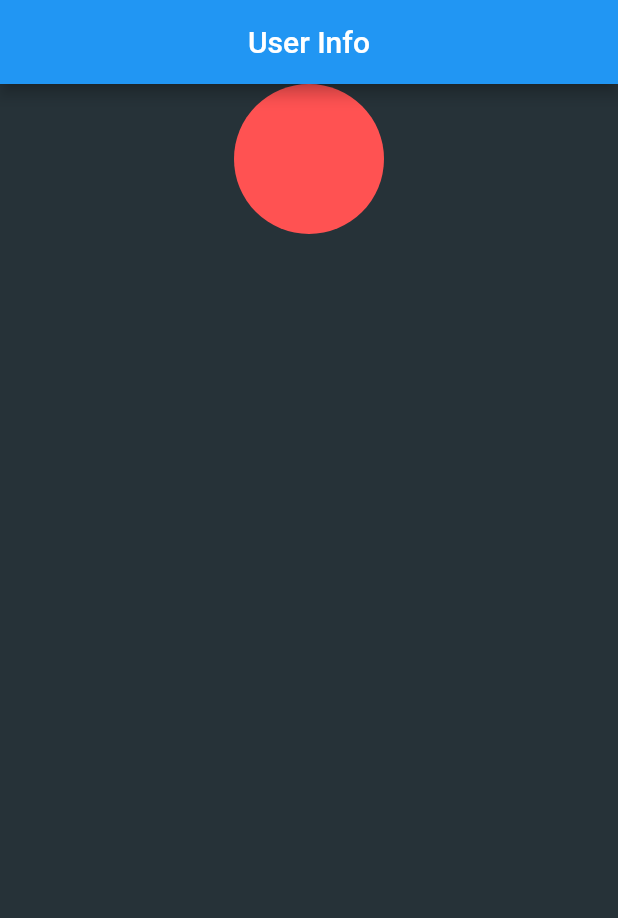
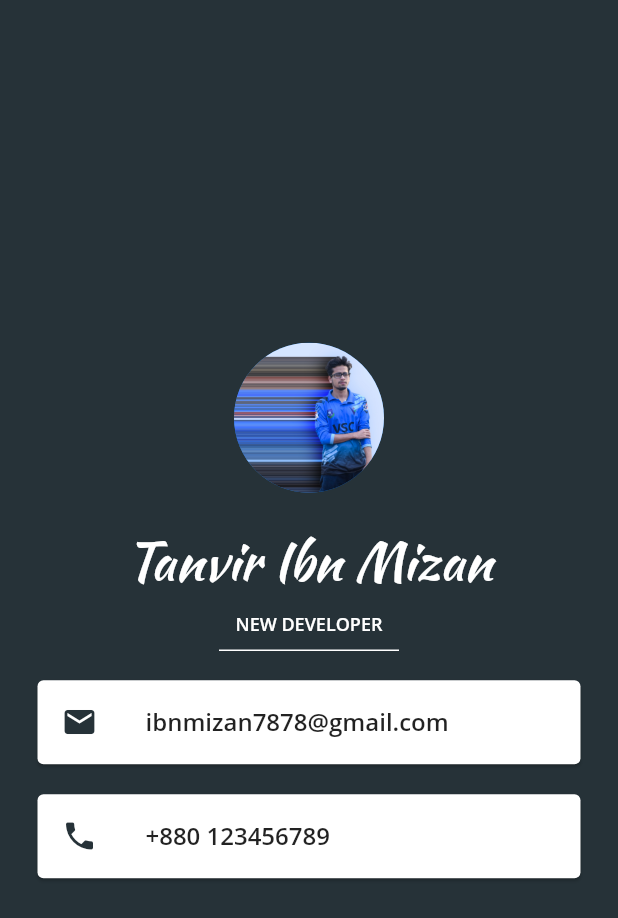
Before and after one commit to 7ANV1R/Learning001, a Flutter app: the screen it shows after launch, on a phone screen of 412 x 824 dp. Shown: the top 918 px of the screen. Run offline on Flutter 3.47's test engine with Material 2 defaults, Android fonts, the phone set to English and light mode, and no system bars.

Commit message:
profile apps v0.01

```diff
--- a/lib/main.dart
+++ b/lib/main.dart
@@ -11,24 +11,82 @@ class MyApp extends StatelessWidget {
       debugShowCheckedModeBanner: false,
       home: Scaffold(
         backgroundColor: Colors.blueGrey[900],
-          appBar: AppBar(
-            title: Center(
-                child: Text(
-              'User Info',
-            )),
-          ),
         body: SafeArea(
           child: Column(
+            mainAxisAlignment: MainAxisAlignment.center,
             children: [
-                Center(
-                  child: CircleAvatar(
+              CircleAvatar(
                 radius: 50.0,
-                    backgroundColor: Colors.redAccent,
+                backgroundImage: AssetImage('images/dp.jpg'),
+              ),
+              SizedBox(
+                height: 20.0,
+              ),
+              Text(
+                'Tanvir Ibn Mizan',
+                style: TextStyle(
+                  fontFamily: 'Ka',
+                  fontSize: 35.0,
+                  color: Colors.white,
+                ),
+              ),
+              SizedBox(
+                height: 8.0,
+              ),
+              Text(
+                'NEW DEVELOPER',
+                style: TextStyle(
+                  fontFamily: 'OpenSans',
+                  fontSize: 12.0,
+                  color: Colors.white,
+                ),
+              ),
+              SizedBox(
+                height: 20.0,
+                width: 120.0,
+                child: Divider(
+                  color: Colors.white,
+                  thickness: 1.0,
+                ),
+              ),
+              Card(
+                color: Colors.white,
+                margin: EdgeInsets.symmetric(vertical: 10.0, horizontal: 25.0),
+                child: ListTile(
+                  leading: Icon(
+                    Icons.email,
+                    color: Colors.blueGrey[900],
+                  ),
+                  title: Text(
+                    'ibnmizan7878@gmail.com',
+                    style: TextStyle(
+                      fontWeight: FontWeight.w500,
+                      fontFamily: 'OpenSans',
+                    ),
+                  ),
+                ),
+              ),
+              Card(
+                color: Colors.white,
+                margin: EdgeInsets.symmetric(vertical: 10.0, horizontal: 25.0),
+                child: ListTile(
+                  leading: Icon(
+                    Icons.phone,
+                    color: Colors.blueGrey[900],
+                  ),
+                  title: Text(
+                    '+880 123456789',
+                    style: TextStyle(
+                      fontWeight: FontWeight.w500,
+                      fontFamily: 'OpenSans',
+                    ),
+                  ),
                 ),
               ),
             ],
           ),
         ),
-        ));
+      ),
+    );
   }
 }
```
Also changed, not shown: pubspec.yaml (+12 -35 lines), fonts/Ka-Regular.ttf (added), fonts/OpenSans-Bold.ttf (added), fonts/OpenSans-SemiBold.ttf (added), images/dp.jpg (added). Lines whose indentation alone changed are shown as unchanged.
